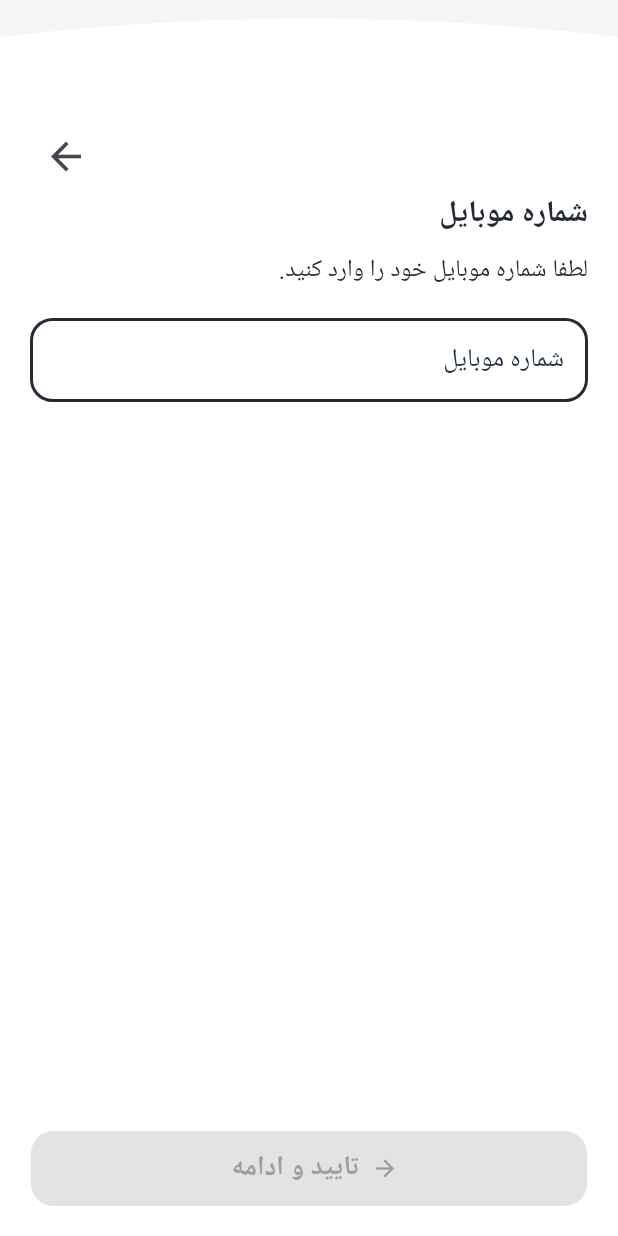
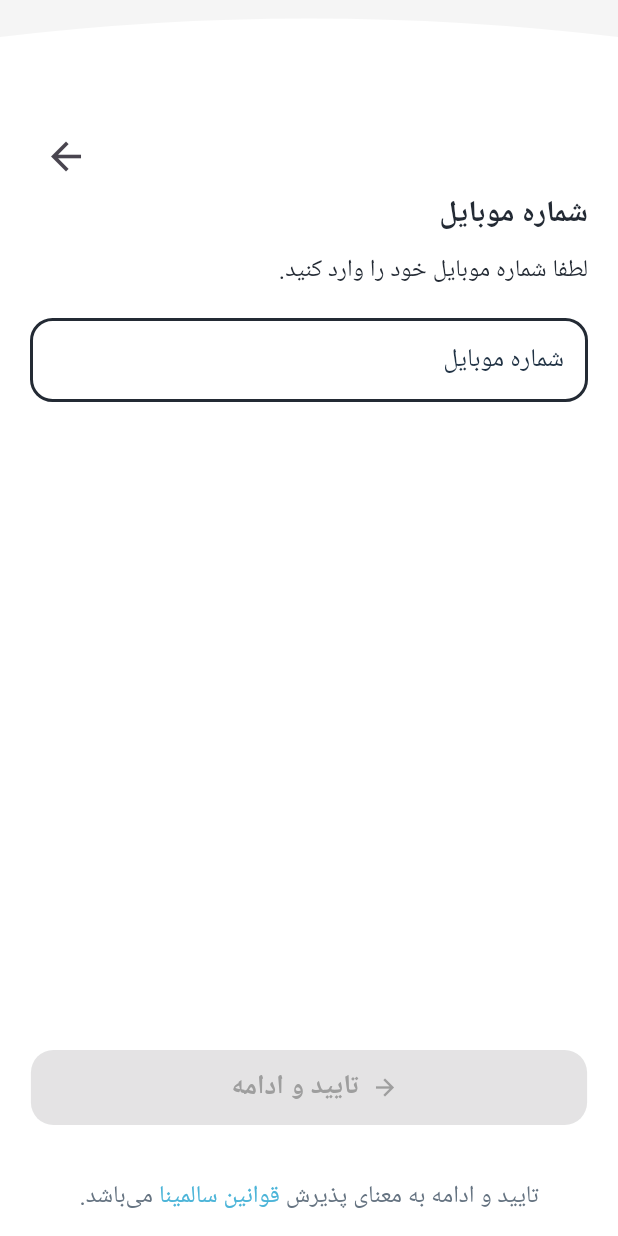
Before and after one commit to alikalatearabi/salemina-main-data-flutter, a Flutter app: the PhoneNumberPage screen opened directly, on a phone screen of 412 x 824 dp. Run offline on Flutter 3.47's test engine with Material 3 defaults, Android fonts, the phone set to English and light mode, and no system bars.

Commit message:
add policies text to the end of the page

```diff
--- a/lib/screens/authentication_page/phone_number_page.dart
+++ b/lib/screens/authentication_page/phone_number_page.dart
@@ -1,3 +1,4 @@
+import 'package:flutter/gestures.dart';
 import 'package:flutter/material.dart';
 import 'package:flutter/services.dart';
 
@@ -165,6 +166,36 @@ class _PhoneNumberPageState extends State<PhoneNumberPage> {
                       ),
                     ),
                   ),
+                  Padding(
+                    padding: const EdgeInsets.all(16.0),
+                    child: RichText(
+                      textAlign: TextAlign.center,
+                      text: TextSpan(
+                        text: 'تایید و ادامه به معنای پذیرش ',
+                        style: const TextStyle(
+                          color: Color(0xFF657381),
+                          fontSize: 16,
+                        ),
+                        children: [
+                          TextSpan(
+                            text: 'قوانین سالمینا',
+                            style: const TextStyle(
+                              color: Color(0xFF4BB4D8),
+                              decoration: TextDecoration.none,
+                            ),
+                            recognizer: TapGestureRecognizer()
+                              ..onTap = () {
+                                // Navigator.of(context).push(
+                                //   MaterialPageRoute(
+                                //       builder: (context) => PoliciesPage()),
+                                // );
+                              },
+                          ),
+                          const TextSpan(text: ' می‌باشد.'),
+                        ],
+                      ),
+                    ),
+                  ),
                 ],
               ),
             ),
```
